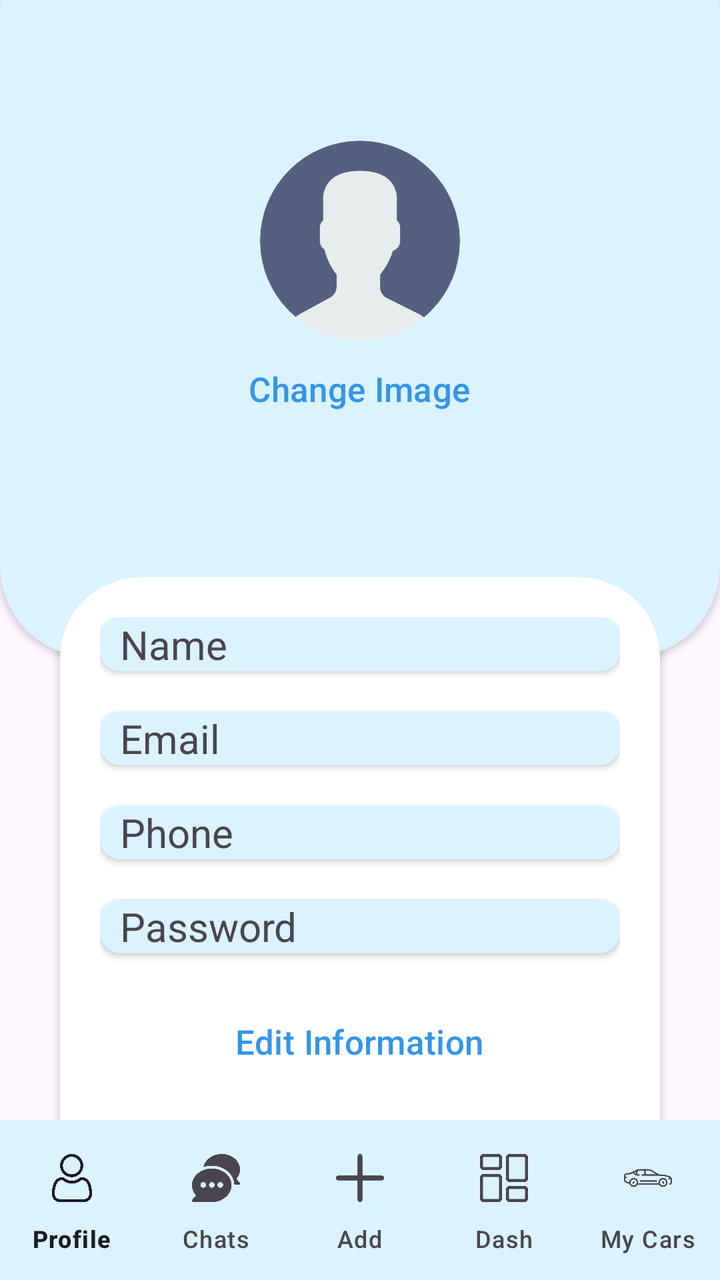
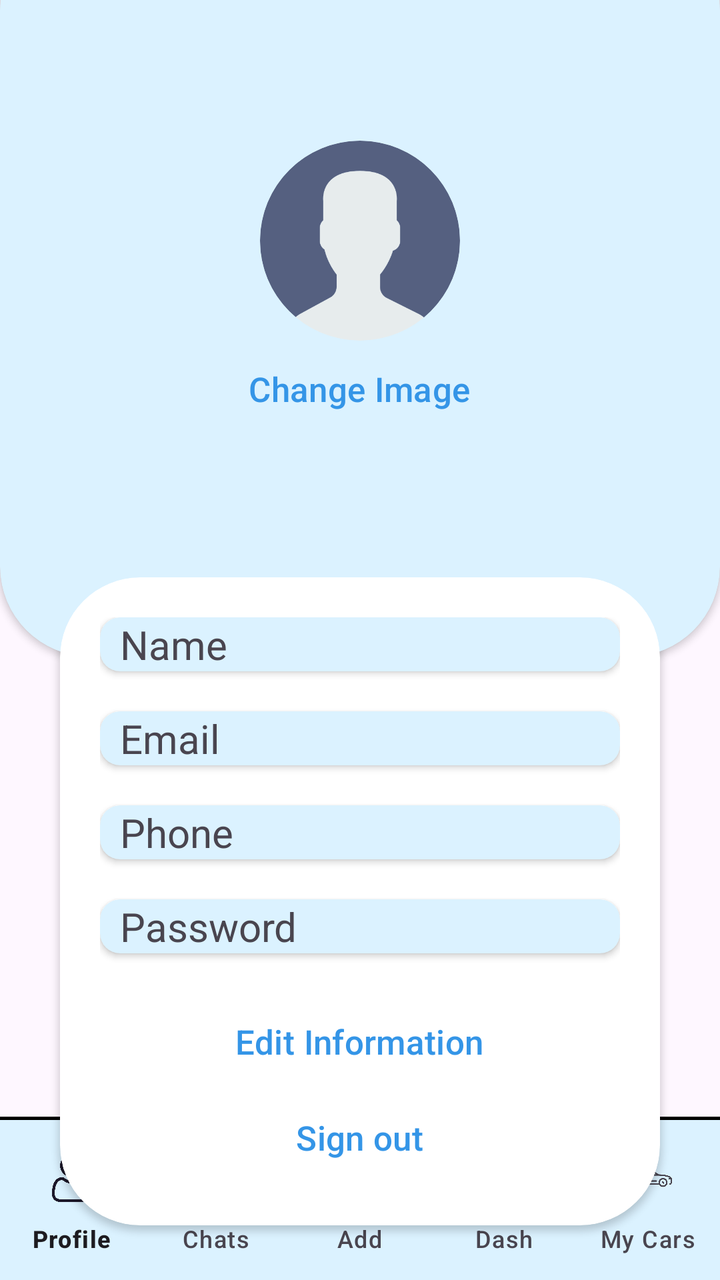

Before-and-after screenshots of an Android layout around one commit, followed by the original layout XML and the change that was made.
<!-- AndroidManifest.xml: application theme Theme.Car2 -->
<!-- res/layout/activity_profile.xml -->
<?xml version="1.0" encoding="utf-8"?>
<RelativeLayout xmlns:android="http://schemas.android.com/apk/res/android"
    xmlns:app="http://schemas.android.com/apk/res-auto"
    xmlns:tools="http://schemas.android.com/tools"
    android:id="@+id/main"
    android:layoutDirection="ltr"
    android:layout_width="match_parent"
    android:layout_height="match_parent"
    tools:context=".profile">

    <androidx.cardview.widget.CardView
        android:id="@+id/maincard"
        android:layout_marginTop="-40dp"
        app:cardCornerRadius="45dp"
        android:layout_width="match_parent"
        android:layout_height="wrap_content"
        android:backgroundTint="#dbf2ff">

        <LinearLayout
            android:layout_width="match_parent"
            android:layout_height="wrap_content"
            android:padding="20dp"
            android:orientation="vertical">

            <View
                android:layout_width="match_parent"
                android:layout_height="90dp"/>

            <com.google.android.material.imageview.ShapeableImageView
                android:id="@+id/profileImage"
                android:layout_width="100dp"
                android:layout_height="100dp"
                android:layout_gravity="center_horizontal"
                android:src="@drawable/user2"
                android:scaleType="centerCrop"
                app:shapeAppearanceOverlay="@style/CircleImage"
                android:backgroundTint="@android:color/transparent"/>

            <Button
                android:id="@+id/btnchImg"
                android:layout_gravity="center_horizontal"
                android:layout_width="wrap_content"
                android:layout_height="wrap_content"
                android:gravity="center_vertical|start"
                android:text="Change Image"
                android:textColor="#3495e7"
                android:background="@android:color/transparent"
                android:textSize="17sp"
                />

            <View
                android:layout_width="match_parent"
                android:layout_height="90dp"/>

        </LinearLayout>

    </androidx.cardview.widget.CardView>

    <androidx.cardview.widget.CardView
        android:layout_width="match_parent"
        android:layout_height="wrap_content"
        android:layout_marginTop="-40dp"
        app:cardCornerRadius="40dp"
        android:layout_marginHorizontal="30dp"
        android:layout_below="@id/maincard">

        <LinearLayout
            android:layout_width="match_parent"
            android:layout_height="wrap_content"
            android:padding="20dp"
            android:orientation="vertical">

            <androidx.cardview.widget.CardView
                android:backgroundTint="#dbf2ff"
                android:layout_width="match_parent"
                android:layout_marginBottom="20dp"
                android:layout_height="wrap_content"
                app:cardCornerRadius="10dp">
                <LinearLayout
                    android:layout_width="match_parent"
                    android:layout_height="wrap_content"
                    android:orientation="horizontal">

                    <TextView
                        android:paddingStart="10dp"
                        android:layout_width="wrap_content"
                        android:layout_height="wrap_content"
                        android:textSize="20sp"
                        android:text="Name"/>

                    <TextView
                        android:id="@+id/name"
                        android:layout_width="0dp"
                        android:layout_weight="1"
                        android:layout_height="wrap_content"
                        android:textSize="20sp"
                        android:text=""
                        android:paddingEnd="10dp"
                        android:gravity="end"
                        android:textAlignment="viewEnd"
                        android:ellipsize="end"
                        android:singleLine="true"
                        android:scrollHorizontally="false"/>

                </LinearLayout>

            </androidx.cardview.widget.CardView>

            <androidx.cardview.widget.CardView
                android:layout_width="match_parent"
                android:layout_height="wrap_content"
                android:layout_marginBottom="20dp"
                android:backgroundTint="#dbf2ff"
                app:cardCornerRadius="10dp">

                <LinearLayout
                    android:layout_width="match_parent"
                    android:layout_height="wrap_content"
                    android:orientation="horizontal">

                    <TextView
                        android:paddingStart="10dp"
                        android:layout_width="wrap_content"
                        android:layout_height="wrap_content"
                        android:textSize="20sp"
                        android:text="Email"/>

                    <TextView
                        android:id="@+id/email"
                        android:layout_width="0dp"
                        android:layout_weight="1"
                        android:layout_height="wrap_content"
                        android:textSize="20sp"
                        android:text=""
                        android:paddingEnd="10dp"
                        android:gravity="end"
                        android:textAlignment="viewEnd"
                        android:ellipsize="end"
                        android:singleLine="true"
                        android:scrollHorizontally="false"/>

                </LinearLayout>

            </androidx.cardview.widget.CardView>

            <androidx.cardview.widget.CardView
                android:layout_width="match_parent"
                android:layout_marginBottom="20dp"
                android:layout_height="wrap_content"
                android:backgroundTint="#dbf2ff"
                app:cardCornerRadius="10dp">

                <LinearLayout
                    android:layout_width="match_parent"
                    android:layout_height="wrap_content"
                    android:orientation="horizontal">

                    <TextView
                        android:paddingStart="10dp"
                        android:layout_width="wrap_content"
                        android:layout_height="wrap_content"
                        android:textSize="20sp"
                        android:text="Phone"/>

                    <TextView
                        android:id="@+id/phone"
                        android:layout_width="0dp"
                        android:layout_weight="1"
                        android:layout_height="wrap_content"
                        android:textSize="20sp"
                        android:text=""
                        android:paddingEnd="10dp"
                        android:gravity="end"
                        android:textAlignment="viewEnd"
                        android:ellipsize="end"
                        android:singleLine="true"
                        android:scrollHorizontally="false"/>

                </LinearLayout>

            </androidx.cardview.widget.CardView>

            <androidx.cardview.widget.CardView
                android:layout_marginBottom="20dp"
                android:layout_width="match_parent"
                android:layout_height="wrap_content"
                android:backgroundTint="#dbf2ff"
                app:cardCornerRadius="10dp">

                <LinearLayout
                    android:layout_width="match_parent"
                    android:layout_height="wrap_content"
                    android:orientation="horizontal">

                    <TextView
                        android:paddingStart="10dp"
                        android:layout_width="wrap_content"
                        android:layout_height="wrap_content"
                        android:textSize="20sp"
                        android:text="Password"/>

                    <TextView
                        android:id="@+id/password"
                        android:layout_width="0dp"
                        android:layout_weight="1"
                        android:layout_height="wrap_content"
                        android:textSize="20sp"
                        android:text=""
                        android:paddingEnd="10dp"
                        android:gravity="end"
                        android:textAlignment="viewEnd"
                        android:ellipsize="end"
                        android:singleLine="true"
                        android:scrollHorizontally="false"/>

                </LinearLayout>

            </androidx.cardview.widget.CardView>

            <Button
                android:id="@+id/btnchinfo"
                android:layout_gravity="center_horizontal"
                android:layout_width="wrap_content"
                android:layout_height="wrap_content"
                android:gravity="center_vertical|start"
                android:text="Edit Information"
                android:textColor="#3495e7"
                android:background="@android:color/transparent"
                android:textSize="17sp"
                />

            <Button
                android:id="@+id/btnOut"
                android:layout_gravity="center_horizontal"
                android:layout_width="wrap_content"
                android:layout_height="wrap_content"
                android:gravity="center_vertical|start"
                android:text="Sign out"
                android:textColor="#3495e7"
                android:background="@android:color/transparent"
                android:textSize="17sp"
                />

        </LinearLayout>

    </androidx.cardview.widget.CardView>

    <com.google.android.material.bottomnavigation.BottomNavigationView
        android:layout_width="match_parent"
        android:layout_height="wrap_content"
        android:layout_alignParentBottom="true"
        android:background="#dbf2ff"
        app:menu="@menu/my_menu"
        android:id="@+id/bottom_navigation"
        app:labelVisibilityMode="labeled"
        app:itemPaddingTop="17dp"
        />

    <FrameLayout
        android:id="@+id/progressOverlay"
        android:layout_width="match_parent"
        android:layout_height="match_parent"
        android:background="#80000000"
        android:visibility="gone"
        android:clickable="true"
        android:focusable="true"
        android:elevation="50dp">

        <ProgressBar
            android:id="@+id/progressBar"
            style="?android:attr/progressBarStyleLarge"
            android:layout_width="wrap_content"
            android:layout_height="wrap_content"
            android:layout_gravity="center"/>
    </FrameLayout>

</RelativeLayout>
<!-- resources referenced by this layout -->
<resources>
  <!-- drawable user2: png bitmap (drawable, 19440 bytes) -->
  <style name="CircleImage">
          <item name="cornerFamily">rounded</item>
          <item name="cornerSize">50%</item>
          <item name="android:clipToOutline">true</item>
      </style>
  <style name="Theme.Car2" parent="Base.Theme.Car2" />
  <style name="Base.Theme.Car2" parent="Theme.Material3.Light.NoActionBar">
          
          
          <item name="android:statusBarColor">@color/my_status_bar</item>
          <item name="android:windowLightStatusBar">true</item>
      </style>
  <color name="my_status_bar">#dbf2ff</color>
</resources>

<!-- the commit's change to res/layout/activity_profile.xml (unified diff, before → after) -->
@@ -245,16 +245,29 @@
 
     </androidx.cardview.widget.CardView>
 
-    <com.google.android.material.bottomnavigation.BottomNavigationView
+    <LinearLayout
         android:layout_width="match_parent"
         android:layout_height="wrap_content"
-        android:layout_alignParentBottom="true"
-        android:background="#dbf2ff"
-        app:menu="@menu/my_menu"
-        android:id="@+id/bottom_navigation"
-        app:labelVisibilityMode="labeled"
-        app:itemPaddingTop="17dp"
-        />
+        android:orientation="vertical"
+        android:layout_alignParentBottom="true">
+
+        <View
+            android:id="@+id/view"
+            android:layout_width="match_parent"
+            android:layout_height="1.5dp"
+            android:background="@color/black" />
+
+        <com.google.android.material.bottomnavigation.BottomNavigationView
+            android:layout_width="match_parent"
+            android:layout_height="wrap_content"
+            android:background="#dbf2ff"
+            app:menu="@menu/my_menu"
+            android:id="@+id/bottom_navigation"
+            app:labelVisibilityMode="labeled"
+            app:itemPaddingTop="17dp"
+            />
+
+    </LinearLayout>
 
     <FrameLayout
         android:id="@+id/progressOverlay"
<!-- resource entries referenced after the edit -->
@@ -1,5 +1,6 @@
 <!-- resources referenced by this layout -->
 <resources>
+  <color name="black">#FF000000</color>
   <!-- drawable user2: png bitmap (drawable, 19440 bytes) -->
   <style name="CircleImage">
           <item name="cornerFamily">rounded</item>
